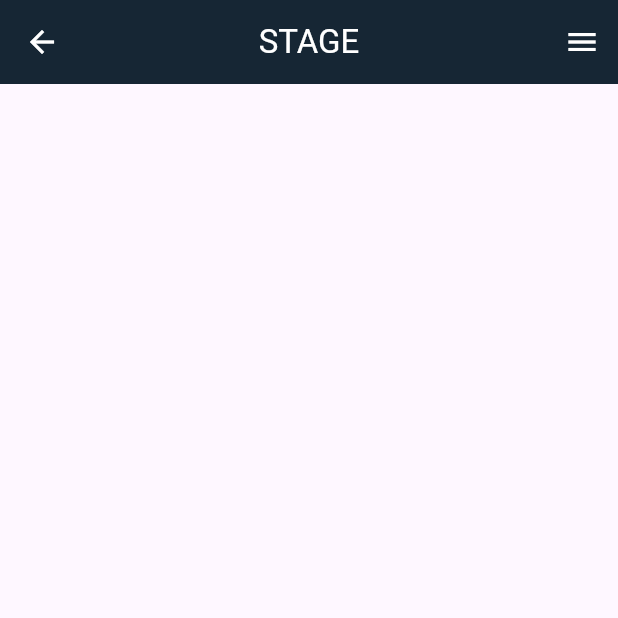
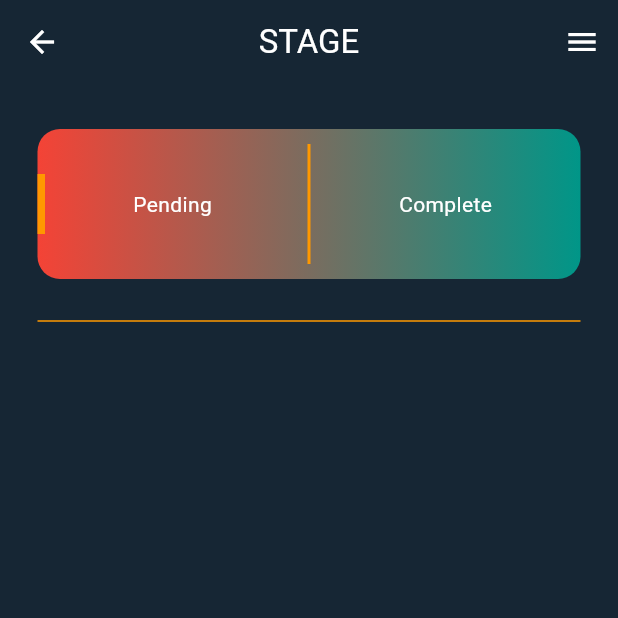
Before and after one commit to vinayakmdas/staffproject, a Flutter app: the Settings screen opened directly, on a phone screen of 412 x 824 dp, the top half of it. Run offline on Flutter 3.47's test engine with Material 3 defaults, Android fonts, the phone set to English and light mode, and no system bars; our stand-ins replace dotted_border, file_picker, google_fonts, google_nav_bar, hive_flutter, iconsax_flutter and 2 more; missing offline and left inert: pdfx; accounts and stored records are empty.

Commit message:
before  add milestone and try remove dupicate element

```diff
--- /dev/null
+++ b/lib/custum/dashboarditem.dart
@@ -0,0 +1,66 @@
+
+import 'package:flutter/material.dart';
+
+
+
+
+class DashboardItemWidget extends StatelessWidget {
+  const DashboardItemWidget(
+      {super.key,
+        required this.onTap1,
+        required this.onTap2,
+        required this.titleOne,
+        required this.titleTwo});
+  final VoidCallback onTap1;
+  final VoidCallback onTap2;
+
+  final String titleOne;
+  final String titleTwo;
+  @override
+  Widget build(BuildContext context) {
+    return Container(
+      height: 100,
+      width: MediaQuery.of(context).size.width,
+      decoration: BoxDecoration(
+        gradient: const LinearGradient(
+          colors: [
+           Colors.red,
+          Colors.teal
+          ]
+        ),
+         borderRadius: BorderRadius.circular(15)),
+      child: Stack(
+        children: [
+          Positioned(
+            top: 30,
+            left: 0,
+            bottom: 30,
+            child: Container(height: 20, width: 5, color: Colors.orange),
+          ),
+          Row(
+            mainAxisAlignment: MainAxisAlignment.center,
+            children: [
+              Expanded(
+                child: InkResponse(
+                  onTap: onTap1,
+                  child: Center(child: Text(titleOne,style: TextStyle(color: Colors.white))),
+                ),
+              ),
+              Container(
+                height: 80,
+                width: 2,
+                color:Colors.orange
+              ),
+              Expanded(
+                child: InkResponse(
+                  onTap: onTap2,
+                  child: Center(child: Text(titleTwo,style: TextStyle(color: Colors.white),)),
+                ),
+              )
+            ],
+          ),
+        ],
+      ),
+    );
+  }
+}
--- a/lib/screen/settings.dart
+++ b/lib/screen/settings.dart
@@ -1,5 +1,6 @@
 import 'package:flutter/material.dart';
 import 'package:shared_preferences/shared_preferences.dart';
+import 'package:staff/custum/dashboarditem.dart';
 
 import 'package:staff/custum/navigator.dart';
 import 'package:staff/login%20and%20%20sign%20up/login.dart';
@@ -17,7 +18,7 @@ class Settings extends StatelessWidget {
   @override
   Widget build(BuildContext context) {
     return  Scaffold(
-
+          backgroundColor:   const Color.fromRGBO(22, 38, 52, 1),
          appBar: AppBar(
           backgroundColor:   const Color.fromRGBO(22, 38, 52, 1),
           title: const Text("STAGE",style: TextStyle(color: Colors.white),),
@@ -99,7 +100,17 @@ class Settings extends StatelessWidget {
        )
      ),
 
-    //  body: ,
+    body:  Padding(
+      padding: const EdgeInsets.only(left: 25,right: 25,top: 30),
+      child: Column(
+         children: [
+                DashboardItemWidget(onTap1:
+                (){}, onTap2: (){}, titleOne: "Pending", titleTwo: "Complete")
+               , SizedBox(height: 20,)
+               , Divider(color:Colors.orange ,)
+         ],
+      ),
+    ) ,
 
 
     );
```
